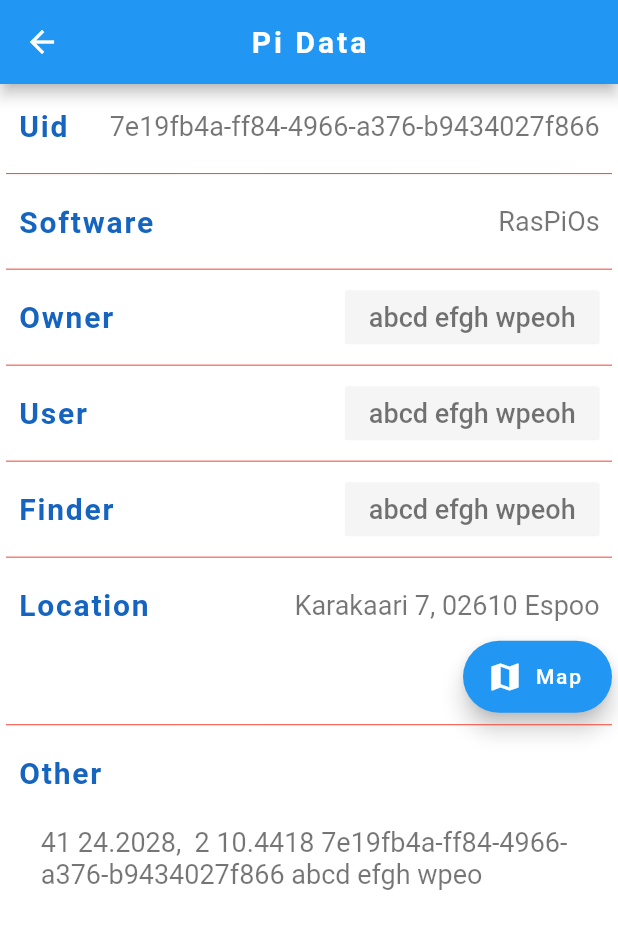
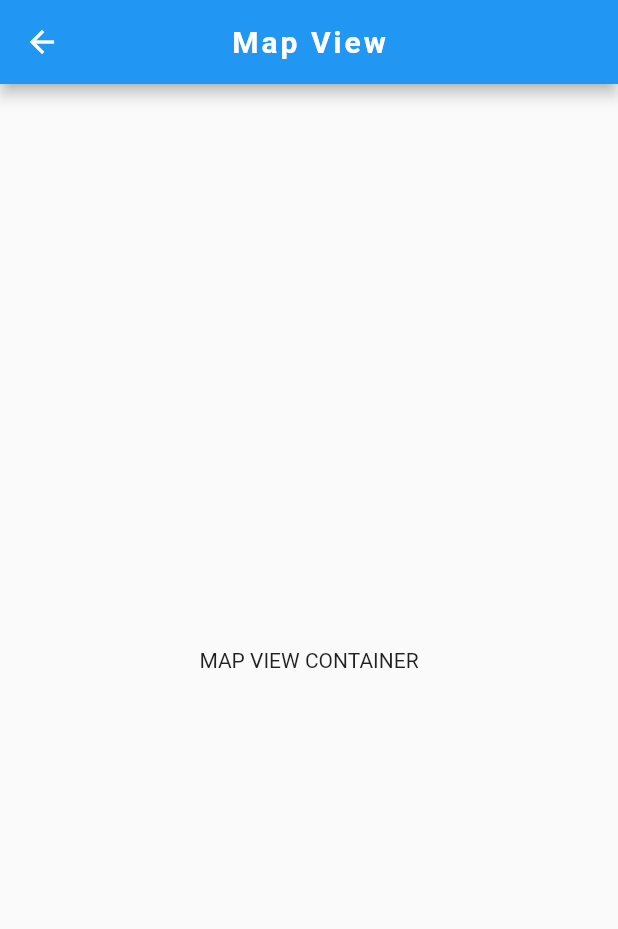
Before and after one commit to YouqinS/ADPProject-NokiaDC, a Flutter app: the PiData screen opened directly, after a tap on "Map", on a phone screen of 412 x 824 dp. Shown: the top 929 px of the screen. Run offline on Flutter 3.47's test engine with Material 2 defaults, Android fonts, the phone set to English and light mode, and no system bars; our stand-ins replace image_picker.

Commit message:
map/map_view UI container
*created a contaienr for map/map_view UI

```diff
--- a/RasPiFinder/lib/home/home_page.dart
+++ b/RasPiFinder/lib/home/home_page.dart
@@ -2,7 +2,6 @@ import 'dart:io';
 
 import 'package:RasPiFinder/components/app_bar.dart';
 import 'package:RasPiFinder/components/navigate.dart';
-import 'package:RasPiFinder/pi_data/pi_data.dart';
 import 'package:RasPiFinder/profile/profile.dart';
 import 'package:flutter/material.dart';
 import 'package:image_picker/image_picker.dart';
@@ -45,7 +44,7 @@ class _HomePageState extends State<HomePage> {
         //onPressed: getImage,
         onPressed: () {
           //for temporary testing
-          navigateToPage(context, PiData());
+          navigateToPage(context, Profile());
         },
       ),
       floatingActionButtonLocation: FloatingActionButtonLocation.centerFloat,
--- a/RasPiFinder/lib/map/map_view.dart
+++ b/RasPiFinder/lib/map/map_view.dart
@@ -0,0 +1,21 @@
+import 'package:RasPiFinder/components/app_bar.dart';
+import 'package:flutter/cupertino.dart';
+import 'package:flutter/material.dart';
+
+class MapView extends StatefulWidget {
+  @override
+  _MapViewState createState() => _MapViewState();
+}
+
+class _MapViewState extends State<MapView> {
+  @override
+  Widget build(BuildContext context) {
+    return Scaffold(
+      appBar: PiAppBar(title: 'Map View').build(context),
+      body: Container(
+        alignment: AlignmentDirectional.center,
+        child: Text('MAP VIEW CONTAINER'),
+      ),
+    );
+  }
+}
--- a/RasPiFinder/lib/pi_data/dataContainer.dart
+++ b/RasPiFinder/lib/pi_data/dataContainer.dart
@@ -1,4 +1,3 @@
-import 'package:RasPiFinder/components/navigate.dart';
 import 'package:RasPiFinder/user_info/user_info.dart';
 import 'package:flutter/cupertino.dart';
 import 'package:flutter/material.dart';
--- a/RasPiFinder/lib/pi_data/pi_data.dart
+++ b/RasPiFinder/lib/pi_data/pi_data.dart
@@ -1,5 +1,6 @@
 import 'package:RasPiFinder/components/app_bar.dart';
 import 'package:RasPiFinder/components/navigate.dart';
+import 'package:RasPiFinder/map/map_view.dart';
 import 'package:RasPiFinder/pi_data/dataContainer.dart';
 import 'package:flutter/cupertino.dart';
 import 'package:flutter/material.dart';
@@ -85,7 +86,7 @@ class _PiDataState extends State<PiData> {
                       children: [
                         FloatingActionButton.extended(
                           onPressed: (){
-                            navigateToPage(context, PiData());
+                            navigateToPage(context, MapView());
                           },
                           label: Text("Map"),
                           icon:Icon(Icons.map),
```
